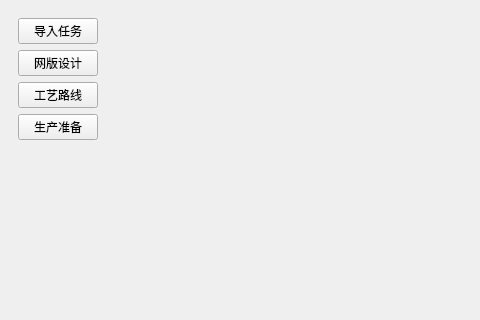
Before: the Qt Designer form forms/main_window.ui in ByteKnight-X/LineControlRobot, drawn with Qt 5; both pictures show x 0 to 480 and y 0 to 320 of the 1024 by 640 pixel window.
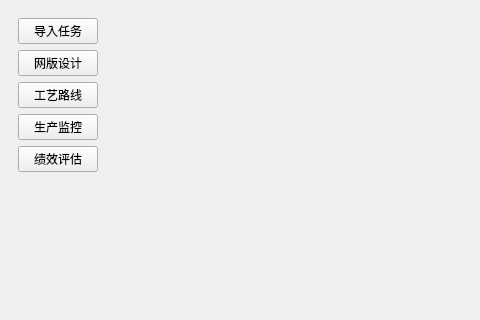
After: the same form once the commit is applied.

What changed in the file:
```diff
--- a/forms/main_window.ui
+++ b/forms/main_window.ui
@@ -36,8 +36,14 @@
                 </widget>
               </item>
               <item>
-                <widget class="QPushButton" name="btnPreparation">
-                  <property name="text"><string>生产准备</string></property>
+                <widget class="QPushButton" name="btnMonitoring">
+                  <property name="text"><string>生产监控</string></property>
+                  <property name="checkable"><bool>true</bool></property>
+                </widget>
+              </item>
+              <item>
+                <widget class="QPushButton" name="btnEvaluation">
+                  <property name="text"><string>绩效评估</string></property>
                   <property name="checkable"><bool>true</bool></property>
                 </widget>
               </item>
```
